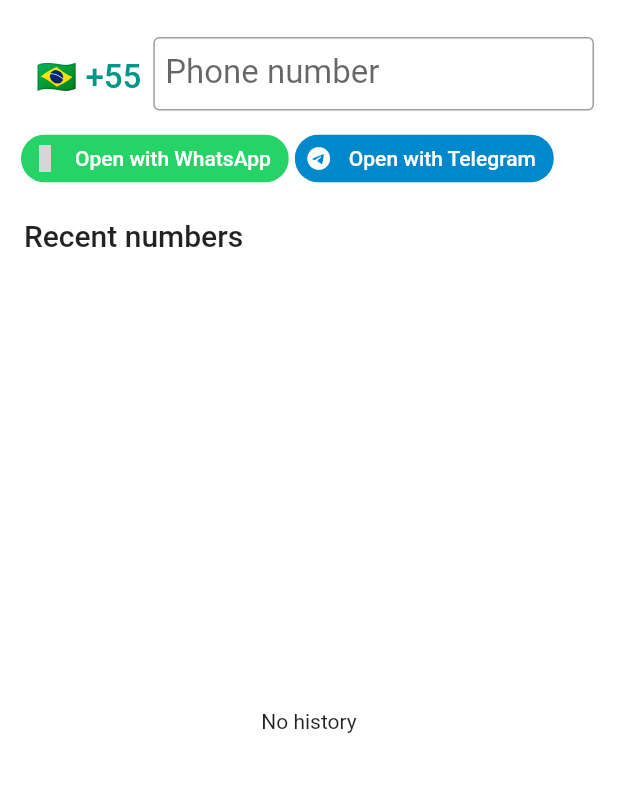
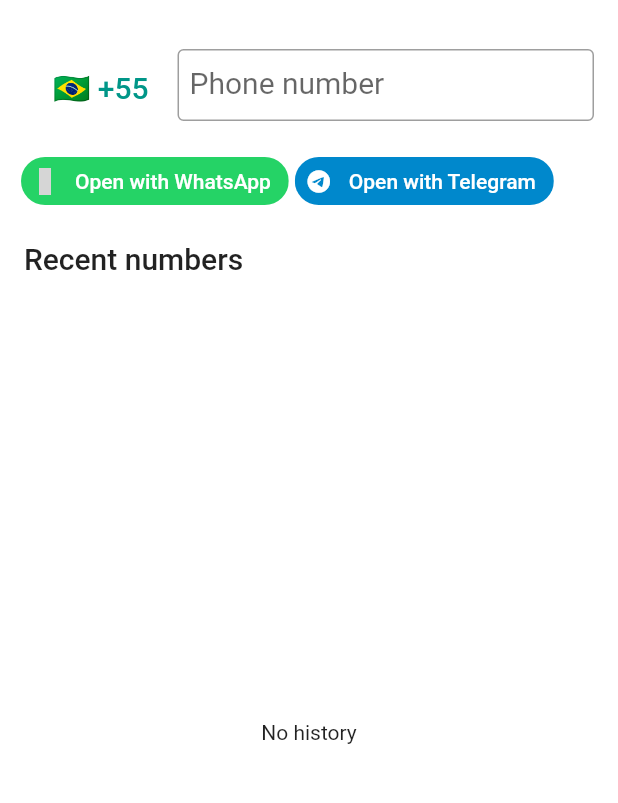
Before and after one commit to trilobitech/zapify, a Flutter app: the screen it shows after launch, on a phone screen of 412 x 824 dp, the part 59-862 px from its top. Run offline on Flutter 3.47's test engine with Material 2 defaults, Android fonts, the phone set to English and light mode, and no system bars; our stand-ins replace freezed_annotation, get_it, rxdart; missing offline and left inert: phone_number, timeago_flutter; generated files the repository leaves out were written again; statements that could not run were skipped; grey boxes are pictures that could not be loaded.

Commit message:
Fix region button to width content

```diff
--- a/lib/features/home/presentation/home_page.dart
+++ b/lib/features/home/presentation/home_page.dart
@@ -59,7 +59,7 @@ class _HomePageState extends State<HomePage> {
         onRegionPressed: _onRegionPressed,
         controller: state.controller,
         padding: const EdgeInsets.symmetric(
-          vertical: 8,
+          vertical: 16,
           horizontal: 16,
         ),
       );
--- a/lib/features/home/presentation/widgets/phone_field_widget.dart
+++ b/lib/features/home/presentation/widgets/phone_field_widget.dart
@@ -5,7 +5,7 @@ typedef OnSubmitted = Function(String);
 typedef OnRegionPressed = Function(Region);
 
 class PhoneFieldWidget extends StatelessWidget {
-  const PhoneFieldWidget({
+  PhoneFieldWidget({
     Key? key,
     Region? region,
     required this.onRegionPressed,
@@ -20,6 +20,10 @@ class PhoneFieldWidget extends StatelessWidget {
   final EdgeInsetsGeometry padding;
   final OnRegionPressed onRegionPressed;
   final OnSubmitted? onSubmitted;
+  final TextStyle _textFieldStyle = const TextStyle(fontSize: 20, height: 1.5);
+  // Workaround to adapt region button respecting content width
+  late final _regionButtonSize =
+      _calcTextWidth('🇧🇷  +99999', _textFieldStyle);
 
   @override
   Widget build(BuildContext context) {
@@ -30,7 +34,7 @@ class PhoneFieldWidget extends StatelessWidget {
           if (_region != null) regionSelectorButton(_region!),
           Expanded(
             child: TextField(
-              style: const TextStyle(fontSize: 22, height: 1.5),
+              style: _textFieldStyle,
               controller: controller,
               textInputAction: TextInputAction.go,
               keyboardType: TextInputType.phone,
@@ -51,8 +55,8 @@ class PhoneFieldWidget extends StatelessWidget {
 
   Widget regionSelectorButton(Region region) {
     return ConstrainedBox(
-      constraints: const BoxConstraints(
-        minWidth: 85,
+      constraints: BoxConstraints(
+        minWidth: _regionButtonSize,
       ),
       child: TextButton(
         onPressed: () {
@@ -60,9 +64,18 @@ class PhoneFieldWidget extends StatelessWidget {
         },
         child: Text(
           '${region.flag} +${region.prefix}',
-          style: const TextStyle(fontSize: 22, height: 1.5),
+          style: _textFieldStyle,
         ),
       ),
     );
   }
+
+  double _calcTextWidth(String text, TextStyle style) {
+    final TextPainter textPainter = TextPainter(
+      text: TextSpan(text: text, style: style),
+      textDirection: TextDirection.ltr,
+      textScaleFactor: WidgetsBinding.instance!.window.textScaleFactor,
+    )..layout();
+    return textPainter.size.width;
+  }
 }
```
